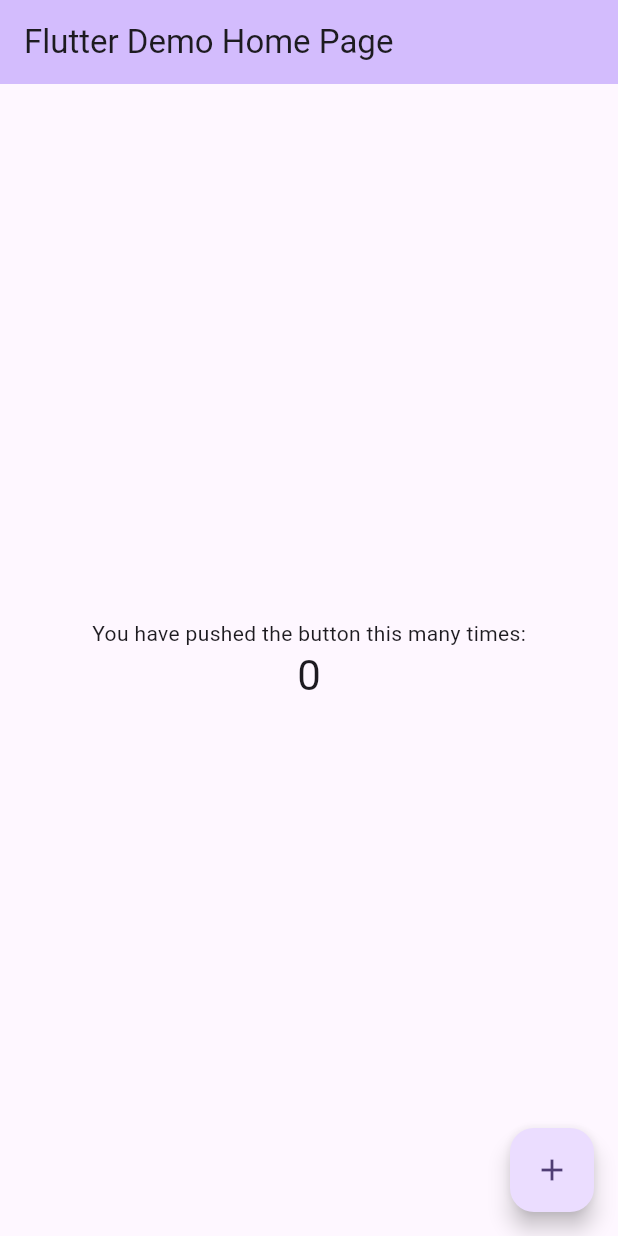
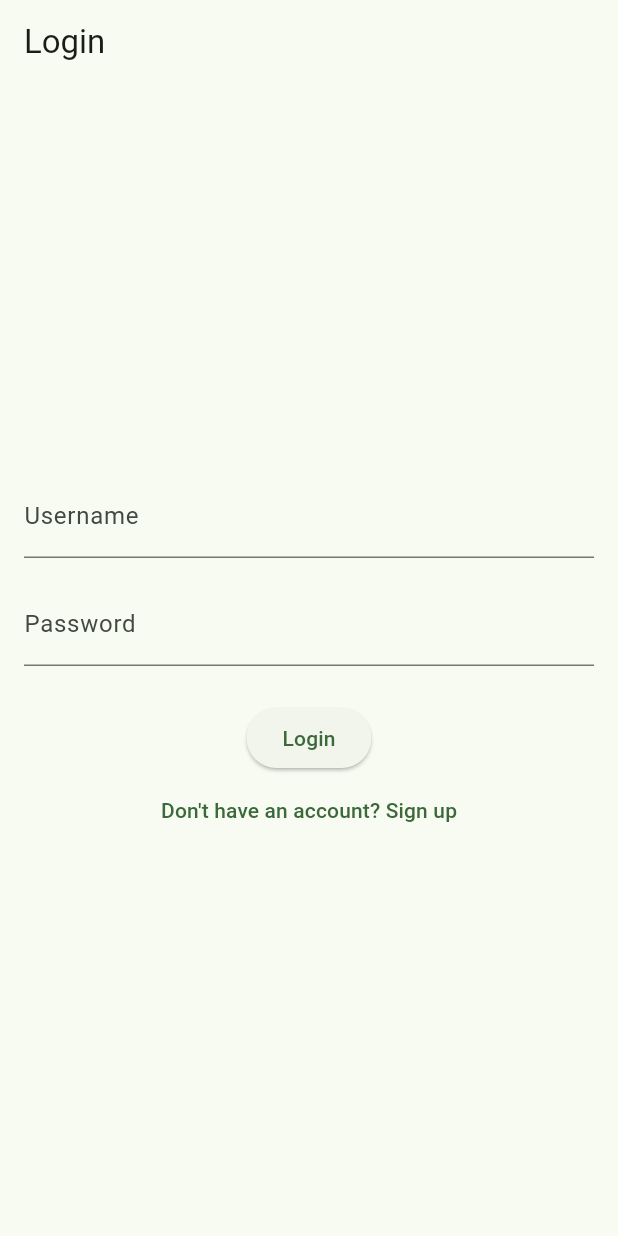
Before and after one commit to pankajrajparajuli/flutter_app_plant_guard, a Flutter app: the screen it shows after launch, on a phone screen of 412 x 824 dp. Run offline on Flutter 3.47's test engine with Material 3 defaults, Android fonts, the light colour scheme and no system bars; our stand-ins replace flutter_secure_storage.

Commit message:
created login page and added api leveraging ai haha

```diff
--- a/plant_guard/lib/main.dart
+++ b/plant_guard/lib/main.dart
@@ -1,4 +1,8 @@
 import 'package:flutter/material.dart';
+import 'screens/splash_screen.dart';
+import 'screens/login_screen.dart';
+import 'screens/signup_screen.dart';
+import 'screens/home_screen.dart';
 
 void main() {
   runApp(const MyApp());
@@ -7,116 +11,21 @@ void main() {
 class MyApp extends StatelessWidget {
   const MyApp({super.key});
 
-  // This widget is the root of your application.
   @override
   Widget build(BuildContext context) {
     return MaterialApp(
-      title: 'Flutter Demo',
+      title: 'Plant Guard',
       theme: ThemeData(
-        // This is the theme of your application.
-        //
-        // TRY THIS: Try running your application with "flutter run". You'll see
-        // the application has a purple toolbar. Then, without quitting the app,
-        // try changing the seedColor in the colorScheme below to Colors.green
-        // and then invoke "hot reload" (save your changes or press the "hot
-        // reload" button in a Flutter-supported IDE, or press "r" if you used
-        // the command line to start the app).
-        //
-        // Notice that the counter didn't reset back to zero; the application
-        // state is not lost during the reload. To reset the state, use hot
-        // restart instead.
-        //
-        // This works for code too, not just values: Most code changes can be
-        // tested with just a hot reload.
-        colorScheme: ColorScheme.fromSeed(seedColor: Colors.deepPurple),
+        colorScheme: ColorScheme.fromSeed(seedColor: Colors.green),
+        useMaterial3: true,
       ),
-      home: const MyHomePage(title: 'Flutter Demo Home Page'),
+      initialRoute: '/',
+      routes: {
+        '/': (context) => const SplashScreen(),
+        '/login': (context) => const LoginScreen(),
+        '/signup': (context) => const SignupScreen(),
+        '/home': (context) => const HomeScreen(),
+      },
     );
   }
 }
-
-class MyHomePage extends StatefulWidget {
-  const MyHomePage({super.key, required this.title});
-
-  // This widget is the home page of your application. It is stateful, meaning
-  // that it has a State object (defined below) that contains fields that affect
-  // how it looks.
-
-  // This class is the configuration for the state. It holds the values (in this
-  // case the title) provided by the parent (in this case the App widget) and
-  // used by the build method of the State. Fields in a Widget subclass are
-  // always marked "final".
-
-  final String title;
-
-  @override
-  State<MyHomePage> createState() => _MyHomePageState();
-}
-
-class _MyHomePageState extends State<MyHomePage> {
-  int _counter = 0;
-
-  void _incrementCounter() {
-    setState(() {
-      // This call to setState tells the Flutter framework that something has
-      // changed in this State, which causes it to rerun the build method below
-      // so that the display can reflect the updated values. If we changed
-      // _counter without calling setState(), then the build method would not be
-      // called again, and so nothing would appear to happen.
-      _counter++;
-    });
-  }
-
-  @override
-  Widget build(BuildContext context) {
-    // This method is rerun every time setState is called, for instance as done
-    // by the _incrementCounter method above.
-    //
-    // The Flutter framework has been optimized to make rerunning build methods
-    // fast, so that you can just rebuild anything that needs updating rather
-    // than having to individually change instances of widgets.
-    return Scaffold(
-      appBar: AppBar(
-        // TRY THIS: Try changing the color here to a specific color (to
-        // Colors.amber, perhaps?) and trigger a hot reload to see the AppBar
-        // change color while the other colors stay the same.
-        backgroundColor: Theme.of(context).colorScheme.inversePrimary,
-        // Here we take the value from the MyHomePage object that was created by
-        // the App.build method, and use it to set our appbar title.
-        title: Text(widget.title),
-      ),
-      body: Center(
-        // Center is a layout widget. It takes a single child and positions it
-        // in the middle of the parent.
-        child: Column(
-          // Column is also a layout widget. It takes a list of children and
-          // arranges them vertically. By default, it sizes itself to fit its
-          // children horizontally, and tries to be as tall as its parent.
-          //
-          // Column has various properties to control how it sizes itself and
-          // how it positions its children. Here we use mainAxisAlignment to
-          // center the children vertically; the main axis here is the vertical
-          // axis because Columns are vertical (the cross axis would be
-          // horizontal).
-          //
-          // TRY THIS: Invoke "debug painting" (choose the "Toggle Debug Paint"
-          // action in the IDE, or press "p" in the console), to see the
-          // wireframe for each widget.
-          mainAxisAlignment: MainAxisAlignment.center,
-          children: <Widget>[
-            const Text('You have pushed the button this many times:'),
-            Text(
-              '$_counter',
-              style: Theme.of(context).textTheme.headlineMedium,
-            ),
-          ],
-        ),
-      ),
-      floatingActionButton: FloatingActionButton(
-        onPressed: _incrementCounter,
-        tooltip: 'Increment',
-        child: const Icon(Icons.add),
-      ), // This trailing comma makes auto-formatting nicer for build methods.
-    );
-  }
-}
--- /dev/null
+++ b/plant_guard/lib/screens/login_screen.dart
@@ -0,0 +1,95 @@
+import 'package:flutter/material.dart';
+import 'package:http/http.dart' as http;
+import 'dart:convert';
+import 'package:flutter_secure_storage/flutter_secure_storage.dart';
+
+class LoginScreen extends StatefulWidget {
+  const LoginScreen({super.key});
+
+  @override
+  State<LoginScreen> createState() => _LoginScreenState();
+}
+
+class _LoginScreenState extends State<LoginScreen> {
+  final TextEditingController usernameController = TextEditingController();
+  final TextEditingController passwordController = TextEditingController();
+  final _storage = const FlutterSecureStorage();
+  bool _isLoading = false;
+  String? _error;
+
+  Future<void> _login() async {
+    setState(() {
+      _isLoading = true;
+      _error = null;
+    });
+    final url = Uri.parse('http://127.0.0.1:8000/api/account/login/');
+    try {
+      final response = await http.post(
+        url,
+        headers: {'Content-Type': 'application/json'},
+        body: jsonEncode({
+          'username': usernameController.text.trim(),
+          'password': passwordController.text,
+        }),
+      );
+      if (response.statusCode == 200) {
+        final data = jsonDecode(response.body);
+        await _storage.write(key: 'access', value: data['access']);
+        await _storage.write(key: 'refresh', value: data['refresh']);
+        if (!mounted) return;
+        Navigator.pushReplacementNamed(context, '/home');
+      } else {
+        final data = jsonDecode(response.body);
+        setState(() {
+          _error = data['detail'] ?? 'Login failed. Please try again.';
+        });
+      }
+    } catch (e) {
+      setState(() {
+        _error = 'Network error. Please try again.';
+      });
+    } finally {
+      setState(() {
+        _isLoading = false;
+      });
+    }
+  }
+
+  @override
+  Widget build(BuildContext context) {
+    return Scaffold(
+      appBar: AppBar(title: const Text('Login')),
+      body: Padding(
+        padding: const EdgeInsets.all(16.0),
+        child: Column(
+          mainAxisAlignment: MainAxisAlignment.center,
+          children: [
+            TextField(
+              controller: usernameController,
+              decoration: const InputDecoration(labelText: 'Username'),
+            ),
+            const SizedBox(height: 16),
+            TextField(
+              controller: passwordController,
+              decoration: const InputDecoration(labelText: 'Password'),
+              obscureText: true,
+            ),
+            const SizedBox(height: 24),
+            if (_error != null)
+              Text(_error!, style: const TextStyle(color: Colors.red)),
+            if (_isLoading)
+              const CircularProgressIndicator()
+            else
+              ElevatedButton(onPressed: _login, child: const Text('Login')),
+            TextButton(
+              onPressed: () {
+                Navigator.pushNamed(context, '/signup');
+              },
+              child: const Text("Don't have an account? Sign up"),
+            ),
+          ],
+        ),
+      ),
+    );
+  }
+}
--- a/plant_guard/pubspec.yaml
+++ b/plant_guard/pubspec.yaml
@@ -30,10 +30,8 @@ environment:
 dependencies:
   flutter:
     sdk: flutter
-
-  # The following adds the Cupertino Icons font to your application.
-  # Use with the CupertinoIcons class for iOS style icons.
-  cupertino_icons: ^1.0.8
+  http: ^1.2.1
+  flutter_secure_storage: ^9.0.0
 
 dev_dependencies:
   flutter_test:
```
Also changed, not shown: plant_guard/lib/screens/home_screen.dart (added, +12 -0 lines), plant_guard/lib/screens/signup_screen.dart (added, +66 -0 lines), plant_guard/lib/screens/splash_screen.dart (added, +16 -0 lines), plant_guard/pubspec.lock, 15 other files.
